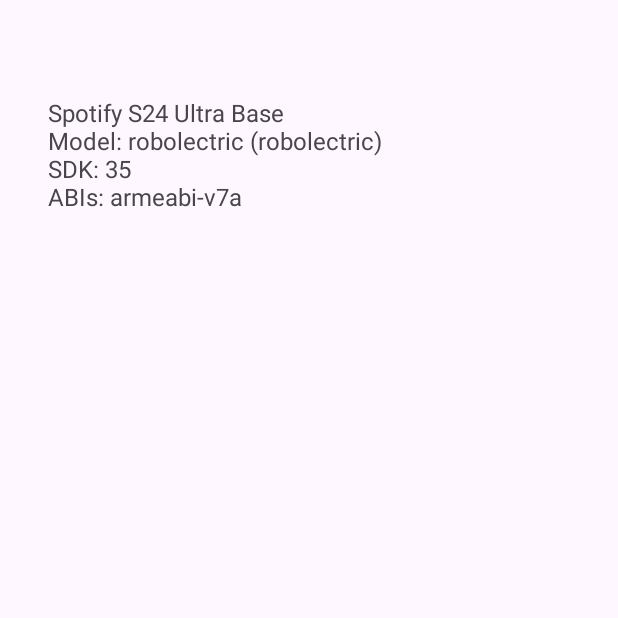
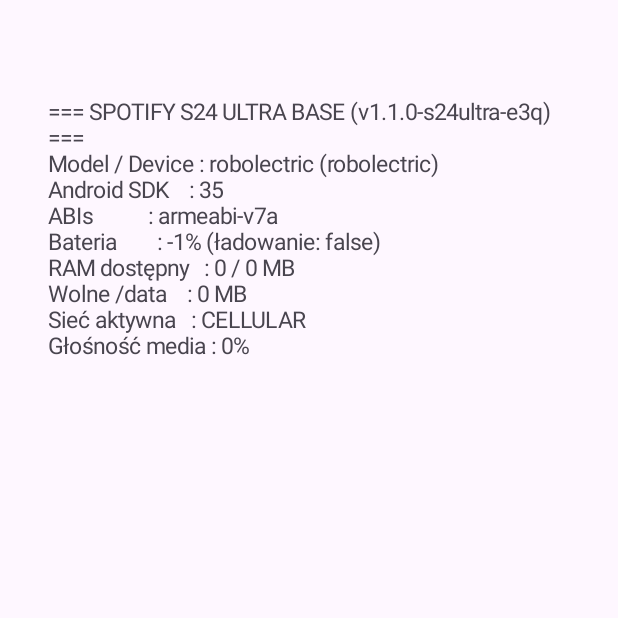
Before and after one commit to ocean244/spotify-s24ultra-base, an Android app: the screen it shows after launch (MainActivity), on a phone screen of 412 x 824 dp, the top half of it. Run offline under Robolectric (Android 15) with nearby library versions, the phone set to English and light mode, and no system bars.

Commit message:
feat(s24ultra): add hardware telemetry, media foreground service, signed APK CI/CD, and device APK downloader

```diff
--- /dev/null
+++ b/app/src/main/java/com/s24ultra/spotifybase/HardwareTelemetryRepository.kt
@@ -0,0 +1,79 @@
+package com.s24ultra.spotifybase
+
+import android.app.ActivityManager
+import android.content.Context
+import android.content.Intent
+import android.content.IntentFilter
+import android.media.AudioManager
+import android.net.ConnectivityManager
+import android.net.NetworkCapabilities
+import android.os.BatteryManager
+import android.os.Build
+import android.os.Environment
+import android.os.StatFs
+
+data class DeviceTelemetrySnapshot(
+    val model: String,
+    val device: String,
+    val sdkInt: Int,
+    val abis: String,
+    val batteryPercent: Int,
+    val isCharging: Boolean,
+    val availableRamMb: Long,
+    val totalRamMb: Long,
+    val freeStorageMb: Long,
+    val activeNetworkType: String,
+    val mediaVolumePercent: Int
+)
+
+class HardwareTelemetryRepository(private val context: Context) {
+
+    fun collectSnapshot(): DeviceTelemetrySnapshot {
+        val batteryIntent = context.registerReceiver(null, IntentFilter(Intent.ACTION_BATTERY_CHANGED))
+        val level = batteryIntent?.getIntExtra(BatteryManager.EXTRA_LEVEL, -1) ?: -1
+        val scale = batteryIntent?.getIntExtra(BatteryManager.EXTRA_SCALE, 100) ?: 100
+        val batteryPercent = if (level >= 0 && scale > 0) (level * 100) / scale else -1
+        val status = batteryIntent?.getIntExtra(BatteryManager.EXTRA_STATUS, -1) ?: -1
+        val isCharging = status == BatteryManager.BATTERY_STATUS_CHARGING ||
+            status == BatteryManager.BATTERY_STATUS_FULL
+
+        val actMgr = context.getSystemService(Context.ACTIVITY_SERVICE) as ActivityManager
+        val memInfo = ActivityManager.MemoryInfo()
+        actMgr.getMemoryInfo(memInfo)
+        val availRamMb = memInfo.availMem / (1024L * 1024L)
+        val totalRamMb = memInfo.totalMem / (1024L * 1024L)
+
+        val statFs = StatFs(Environment.getDataDirectory().path)
+        val freeStorageMb = statFs.availableBytes / (1024L * 1024L)
+
+        val connMgr = context.getSystemService(Context.CONNECTIVITY_SERVICE) as ConnectivityManager
+        val activeNet = connMgr.activeNetwork
+        val caps = if (activeNet != null) connMgr.getNetworkCapabilities(activeNet) else null
+        val netType = when {
+            caps == null -> "OFFLINE"
+            caps.hasTransport(NetworkCapabilities.TRANSPORT_WIFI) -> "WIFI"
+            caps.hasTransport(NetworkCapabilities.TRANSPORT_CELLULAR) -> "CELLULAR"
+            caps.hasTransport(NetworkCapabilities.TRANSPORT_ETHERNET) -> "ETHERNET"
+            else -> "OTHER"
+        }
+
+        val audioMgr = context.getSystemService(Context.AUDIO_SERVICE) as AudioManager
+        val curVol = audioMgr.getStreamVolume(AudioManager.STREAM_MUSIC)
+        val maxVol = audioMgr.getStreamMaxVolume(AudioManager.STREAM_MUSIC).coerceAtLeast(1)
+        val volPercent = (curVol * 100) / maxVol
+
+        return DeviceTelemetrySnapshot(
+            model = Build.MODEL ?: "UNKNOWN",
+            device = Build.DEVICE ?: "UNKNOWN",
+            sdkInt = Build.VERSION.SDK_INT,
+            abis = Build.SUPPORTED_ABIS.joinToString(", "),
+            batteryPercent = batteryPercent,
+            isCharging = isCharging,
+            availableRamMb = availRamMb,
+            totalRamMb = totalRamMb,
+            freeStorageMb = freeStorageMb,
+            activeNetworkType = netType,
+            mediaVolumePercent = volPercent
+        )
+    }
+}
--- a/app/src/main/java/com/s24ultra/spotifybase/MainActivity.kt
+++ b/app/src/main/java/com/s24ultra/spotifybase/MainActivity.kt
@@ -1,24 +1,52 @@
 package com.s24ultra.spotifybase
 
-import android.os.Build
+import android.content.Intent
 import android.os.Bundle
+import android.widget.ScrollView
 import android.widget.TextView
 import androidx.appcompat.app.AppCompatActivity
+import androidx.core.content.ContextCompat
 
 class MainActivity : AppCompatActivity() {
+
+    private lateinit var telemetryRepo: HardwareTelemetryRepository
+    private lateinit var outputView: TextView
+
     override fun onCreate(savedInstanceState: Bundle?) {
         super.onCreate(savedInstanceState)
 
-        val statusView = TextView(this).apply {
-            text = buildString {
-                appendLine("Spotify S24 Ultra Base")
-                appendLine("Model: ${Build.MODEL} (${Build.DEVICE})")
-                appendLine("SDK: ${Build.VERSION.SDK_INT}")
-                appendLine("ABIs: ${Build.SUPPORTED_ABIS.joinToString()}")
-            }
-            textSize = 16f
-            setPadding(48, 96, 48, 48)
+        telemetryRepo = HardwareTelemetryRepository(this)
+        val scrollView = ScrollView(this)
+        outputView = TextView(this).apply {
+            textSize = 15f
+            setPadding(48, 96, 48, 96)
         }
-        setContentView(statusView)
+        scrollView.addView(outputView)
+        setContentView(scrollView)
+
+        val serviceIntent = Intent(this, AudioSessionMonitorService::class.java)
+        ContextCompat.startForegroundService(this, serviceIntent)
+
+        renderTelemetry()
+    }
+
+    override fun onResume() {
+        super.onResume()
+        renderTelemetry()
+    }
+
+    private fun renderTelemetry() {
+        val snap = telemetryRepo.collectSnapshot()
+        outputView.text = buildString {
+            appendLine("=== SPOTIFY S24 ULTRA BASE (v1.1.0-s24ultra-e3q) ===")
+            appendLine("Model / Device : ${snap.model} (${snap.device})")
+            appendLine("Android SDK    : ${snap.sdkInt}")
+            appendLine("ABIs           : ${snap.abis}")
+            appendLine("Bateria        : ${snap.batteryPercent}% (ładowanie: ${snap.isCharging})")
+            appendLine("RAM dostępny   : ${snap.availableRamMb} / ${snap.totalRamMb} MB")
+            appendLine("Wolne /data    : ${snap.freeStorageMb} MB")
+            appendLine("Sieć aktywna   : ${snap.activeNetworkType}")
+            appendLine("Głośność media : ${snap.mediaVolumePercent}%")
+        }
     }
 }
```
Also changed, not shown: app/build.gradle.kts (+18 -2 lines), app/src/main/AndroidManifest.xml (+11 -0 lines), app/src/main/java/com/s24ultra/spotifybase/AudioSessionMonitorService.kt (added, +57 -0 lines), 5 other files.
